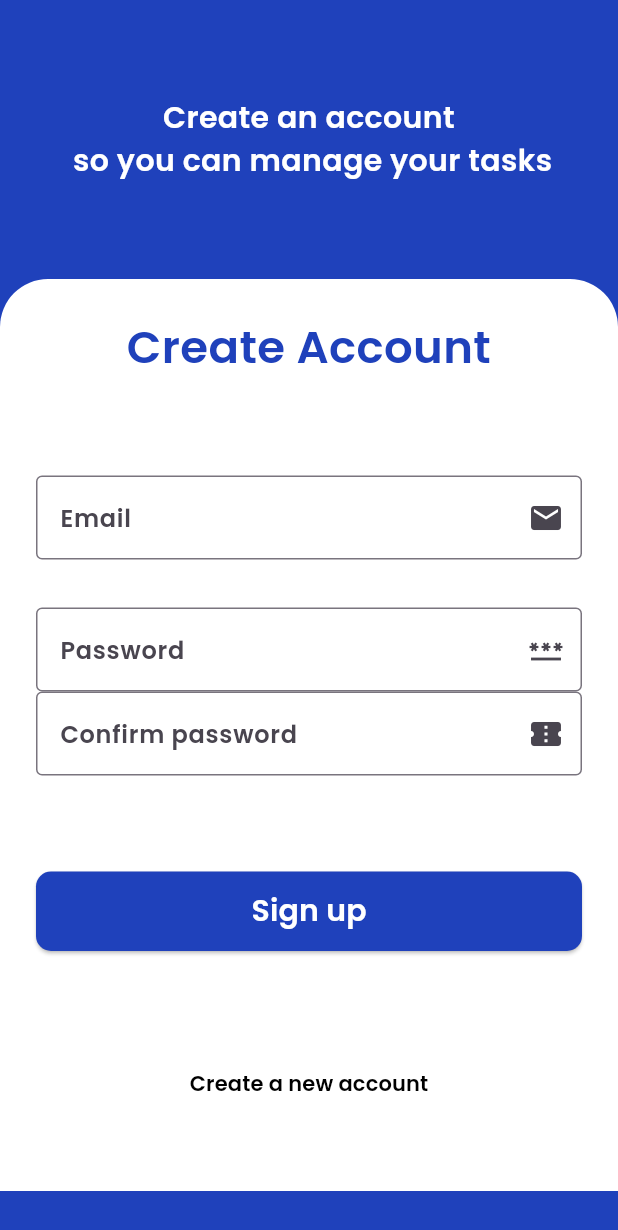
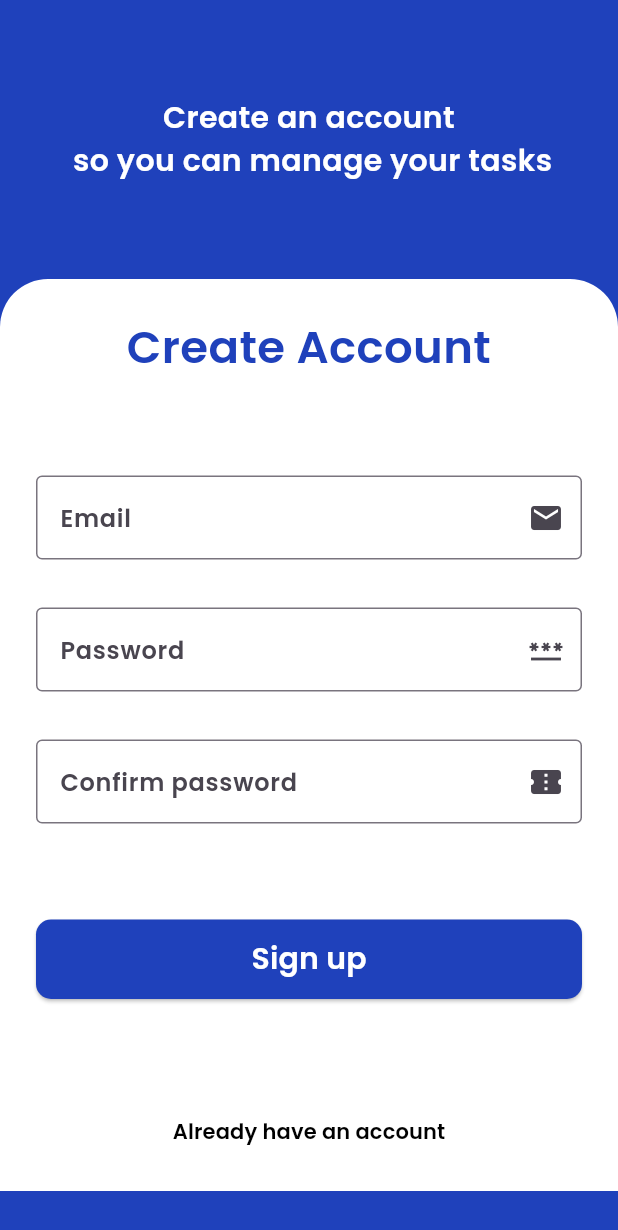
Before and after one commit to ali72-20/task_managment, a Flutter app: the RegisterBody screen opened directly, on a phone screen of 412 x 824 dp. Shown: the top 1230 px of the screen. Run offline on Flutter 3.47's test engine with Material 3 defaults, Android fonts, the phone set to English and light mode, and no system bars; our stand-ins replace go_router.

Commit message:
register screen done

```diff
--- a/lib/features/forms/presentation_layer/widgets/register_form.dart
+++ b/lib/features/forms/presentation_layer/widgets/register_form.dart
@@ -51,6 +51,9 @@ class RegisterForm extends StatelessWidget {
               controller: passwordController,
               suffix_icon: Icons.password,
             ),
+            const SizedBox(
+              height: 32,
+            ),
             InputFeilde(
               hint: 'Confirm password',
               controller: confirmPasswordController,
@@ -63,9 +66,11 @@ class RegisterForm extends StatelessWidget {
               },
             ),
             TextButton(
-              onPressed: (){}
+              onPressed: (){
+                GoRouter.of(context).pushReplacement(AppRoutes.kLoginPath);
+              }
               ,
-              child:  Text('Create a new account', style: Styles.style14.copyWith(color: Colors.black),),
+              child:  Text('Already have an account', style: Styles.style14.copyWith(color: Colors.black),),
             )
           ],
         ),
```
